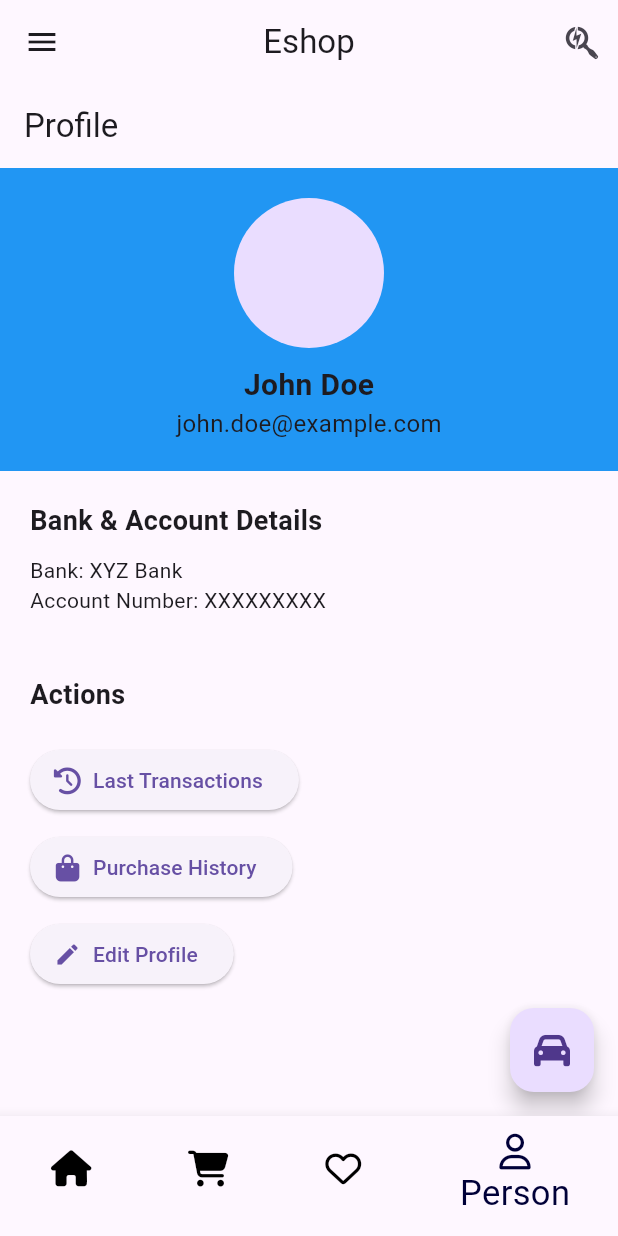
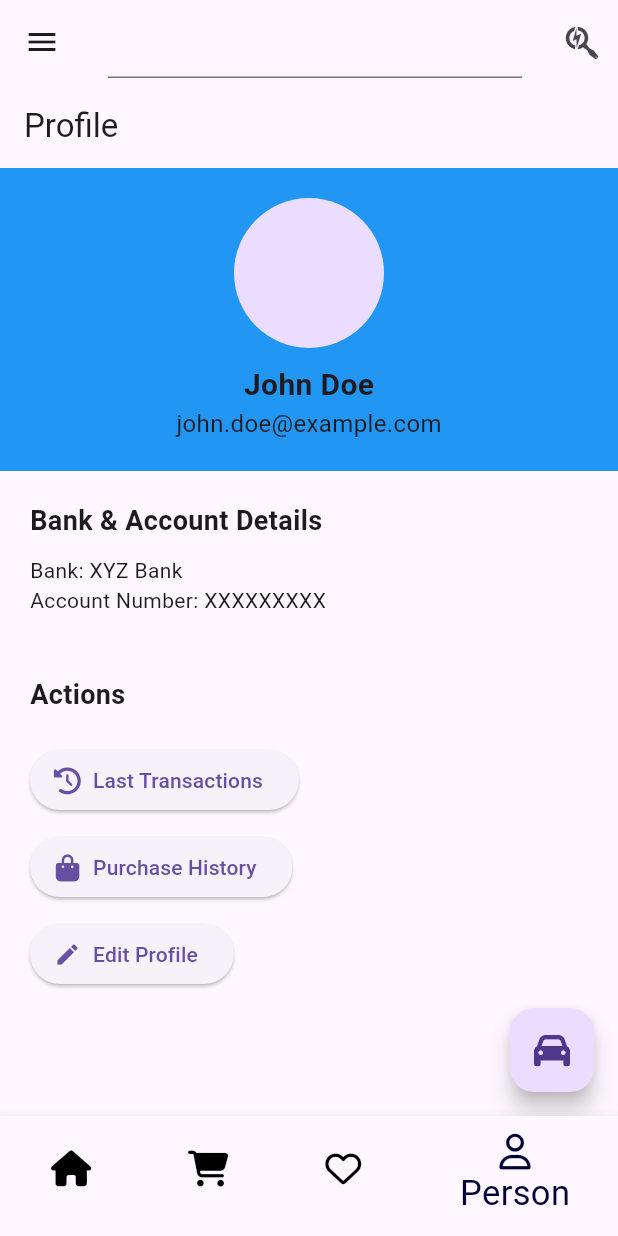
Before and after one commit to amuybar/eshop, a Flutter app: the screen it shows after launch, item 4 of the bottom bar chosen, on a phone screen of 412 x 824 dp. Run offline on Flutter 3.47's test engine with Material 3 defaults, Android fonts, the phone set to English and light mode, and no system bars; our stand-ins replace font_awesome_flutter, get; network calls fail.

Commit message:
Implimented Search button

```diff
--- a/eshop/lib/pages/home_page.dart
+++ b/eshop/lib/pages/home_page.dart
@@ -17,23 +17,26 @@ class HomePage extends StatefulWidget {
 int index = 0;
 final pages = <Widget>[
   const HomeWidget(),
-   Cart(),
-   Fav(),
+  Cart(),
+  Fav(),
   const Profile(),
 ];
+bool isSerch = false;
 
 class _HomePageState extends State<HomePage> {
   @override
   Widget build(BuildContext context) {
     return Scaffold(
       appBar: AppBar(
-        title: const Text('Eshop'),
+        title: isSerch?const Text('Eshop'):TextField(),
         centerTitle: true,
         actions: <Widget>[
           IconButton(
             icon: const Icon(FontAwesomeIcons.searchengin),
             onPressed: () {
-
+              setState(() {
+                isSerch = !isSerch;
+              });
             },
           ),
         ],
```
